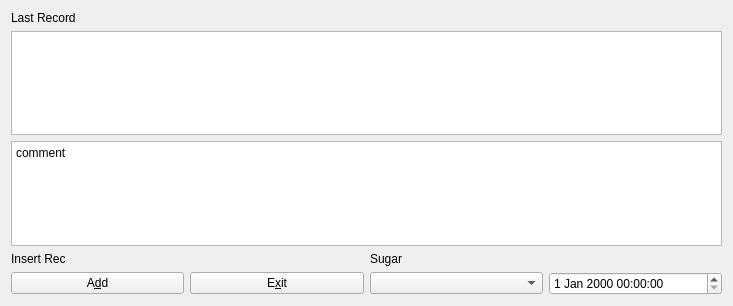
First picture: the form in sugar.ui, repository lbase/bpvitals, before the edit.
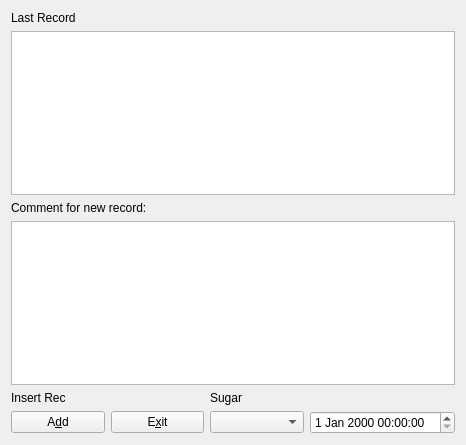
Second picture: the form after the edit.

Commit message: modify date notes_code

The edit to the form file:
```diff
--- a/sugar.ui
+++ b/sugar.ui
@@ -6,8 +6,8 @@
    <rect>
     <x>0</x>
     <y>0</y>
-    <width>733</width>
-    <height>306</height>
+    <width>466</width>
+    <height>445</height>
    </rect>
   </property>
   <property name="windowTitle">
@@ -24,45 +24,52 @@
    <item row="1" column="0" colspan="4">
     <widget class="QTableView" name="tblViewRec"/>
    </item>
-   <item row="2" column="0" colspan="4">
+   <item row="2" column="0" colspan="3">
+    <widget class="QLabel" name="lblComment">
+     <property name="text">
+      <string>Comment for new record:</string>
+     </property>
+    </widget>
+   </item>
+   <item row="3" column="0" colspan="4">
     <widget class="QPlainTextEdit" name="txtComment">
      <property name="plainText">
-      <string>comment</string>
+      <string/>
      </property>
     </widget>
    </item>
-   <item row="3" column="0">
+   <item row="4" column="0">
     <widget class="QLabel" name="lblInsert">
      <property name="text">
       <string>Insert Rec</string>
      </property>
     </widget>
    </item>
-   <item row="3" column="2">
+   <item row="4" column="2">
     <widget class="QLabel" name="lblSugar">
      <property name="text">
       <string>Sugar</string>
      </property>
     </widget>
    </item>
-   <item row="4" column="0">
+   <item row="5" column="0">
     <widget class="QPushButton" name="btnInsert">
      <property name="text">
       <string>A&amp;dd</string>
      </property>
     </widget>
    </item>
-   <item row="4" column="1">
+   <item row="5" column="1">
     <widget class="QPushButton" name="btnExit">
      <property name="text">
       <string>E&amp;xit</string>
      </property>
     </widget>
    </item>
-   <item row="4" column="2">
+   <item row="5" column="2">
     <widget class="QComboBox" name="sugarCombo"/>
    </item>
-   <item row="4" column="3">
+   <item row="5" column="3">
     <widget class="QDateTimeEdit" name="dateTimeEdit"/>
    </item>
   </layout>
```
The commit also changes 2 other files.
